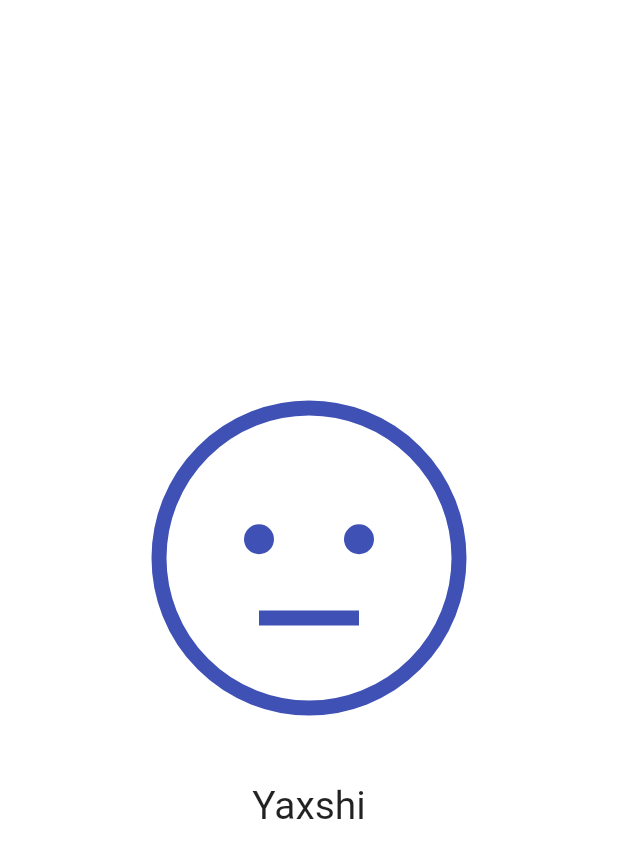
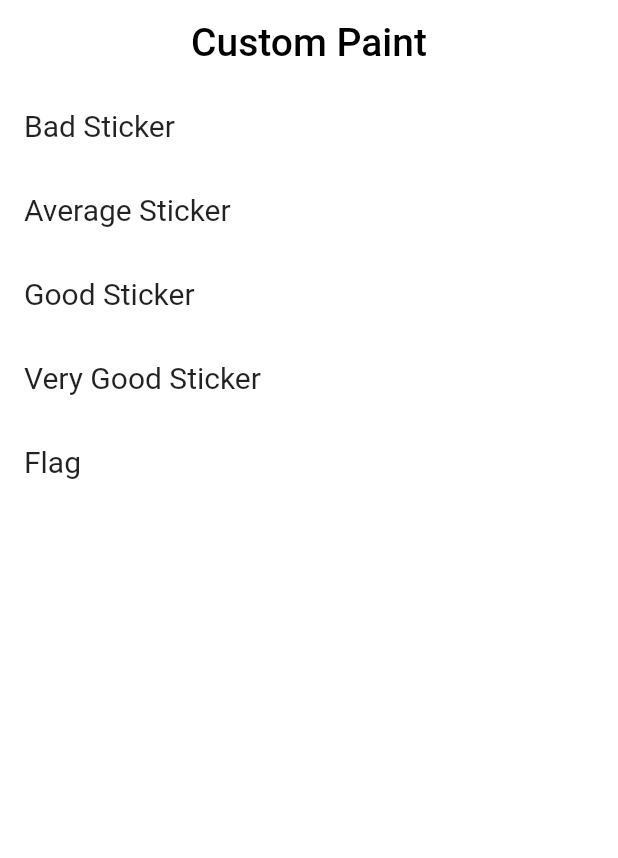
Before and after one commit to Abdumutalibovo/custom_paint_sample, a Flutter app: the screen it shows after launch, on a phone screen of 412 x 824 dp. Shown: the top 858 px of the screen. Run offline on Flutter 3.47's test engine with Material 2 defaults, Android fonts, the phone set to English and light mode, and no system bars.

Commit message:
project update

```diff
--- /dev/null
+++ b/lib/companents/constants/constants.dart
@@ -0,0 +1,6 @@
+const String homeRoute = '/';
+const String averageRouter = '/average_sticker';
+const String badRouter = '/bad_sticker';
+const String flagRouter = '/flag_sticker';
+const String goodRouter = '/good_sticker';
+const String veryGoodRouter = '/very_good_sticker';
--- /dev/null
+++ b/lib/companents/router/app_router.dart
@@ -0,0 +1,33 @@
+import 'package:custom_paint/presintation/emojies/bad_sticker.dart';
+import 'package:custom_paint/presintation/emojies/good_sticker.dart';
+import 'package:custom_paint/presintation/emojies/very_good_sticker.dart';
+import 'package:flutter/material.dart';
+import '../../presintation/emojies/average_sticker.dart';
+import '../../presintation/flag/flag_sticker.dart';
+import '../../presintation/home_page.dart';
+import '../constants/constants.dart';
+
+class AppRouter {
+  static Route<dynamic> generateRoute(RouteSettings settings) {
+    switch (settings.name) {
+      case homeRoute:
+        return MaterialPageRoute(builder: (_) => HomeScreen());
+      case averageRouter:
+        return MaterialPageRoute(builder: (_)=>AverageSticker());
+      case badRouter:
+        return MaterialPageRoute(builder: (_)=>BadSticker());
+      case flagRouter:
+        return MaterialPageRoute(builder: (_)=>FlagSticker());
+      case goodRouter:
+        return MaterialPageRoute(builder: (_)=>GoodSticker());
+      case veryGoodRouter:
+        return MaterialPageRoute(builder: (_)=>VeryGoodSticker());
+      default:
+        return MaterialPageRoute(
+            builder: (_) => Scaffold(
+              body: Center(
+                  child: Text('No route defined for ${settings.name}')),
+            ));
+    }
+  }
+}
--- a/lib/main.dart
+++ b/lib/main.dart
@@ -1,8 +1,6 @@
-import 'package:custom_paint/pages/average_sticker.dart';
-import 'package:custom_paint/pages/bad_sticker.dart';
-import 'package:custom_paint/pages/good_sticker.dart';
-import 'package:custom_paint/pages/very_good_sticker.dart';
 import 'package:flutter/material.dart';
+import 'companents/constants/constants.dart';
+import 'companents/router/app_router.dart';
 
 void main() {
   runApp(const MyApp());
@@ -19,7 +17,8 @@ class MyApp extends StatelessWidget {
       theme: ThemeData(
         primarySwatch: Colors.blue,
       ),
-     home: GoodSticker(),
+      onGenerateRoute: AppRouter.generateRoute,
+      initialRoute: homeRoute,
     );
   }
 }
--- a/lib/pages/bad_sticker.dart
+++ b/lib/presintation/emojies/bad_sticker.dart
@@ -6,6 +6,7 @@ class BadSticker extends StatelessWidget {
   @override
   Widget build(BuildContext context) {
     return Scaffold(
+      backgroundColor: Colors.white,
       body: SafeArea(
         child: Center(
           child: Column(
@@ -19,7 +20,7 @@ class BadSticker extends StatelessWidget {
                 ),
               ),
               SizedBox(height: 50,),
-              Text("O'rtacha",style: TextStyle(fontSize: 26),)
+              Text("Yomon",style: TextStyle(fontSize: 26),)
             ],
           ),
         ),
--- /dev/null
+++ b/lib/presintation/home_page.dart
@@ -0,0 +1,61 @@
+import 'package:flutter/material.dart';
+import '../companents/constants/constants.dart';
+
+class HomeScreen extends StatefulWidget {
+  const HomeScreen({Key? key}) : super(key: key);
+
+  @override
+  State<HomeScreen> createState() => _HomeScreenState();
+}
+
+class _HomeScreenState extends State<HomeScreen> {
+
+  @override
+  Widget build(BuildContext context) {
+    return Scaffold(
+      backgroundColor: Colors.white,
+      appBar: AppBar(
+        backgroundColor: Colors.white,
+        elevation: 0,
+        title: const Text("Custom Paint",style: TextStyle(color: Colors.black,fontSize: 26),),
+        centerTitle: true,
+      ),
+      body: SingleChildScrollView(
+        child: Column(
+          children: [
+            ListTile(
+              title: const Text("Bad Sticker",style: TextStyle(fontSize: 20)),
+              onTap: () {
+                Navigator.pushNamed(context, badRouter);
+              },
+            ),
+            ListTile(
+              title: const Text("Average Sticker",style: TextStyle(fontSize: 20)),
+              onTap: () {
+                Navigator.pushNamed(context, averageRouter);
+              },
+            ),
+            ListTile(
+              title: const Text("Good Sticker",style: TextStyle(fontSize: 20)),
+              onTap: () {
+                Navigator.pushNamed(context, goodRouter);
+              },
+            ),
+            ListTile(
+              title: const Text("Very Good Sticker",style: TextStyle(fontSize: 20)),
+              onTap: () {
+                Navigator.pushNamed(context, veryGoodRouter);
+              },
+            ),
+            ListTile(
+              title: const Text("Flag",style: TextStyle(fontSize: 20)),
+              onTap: () {
+                Navigator.pushNamed(context, flagRouter,);
+              },
+            ),
+          ],
+        ),
+      ),
+    );
+  }
+}
```
Also changed, not shown: lib/presintation/emojies/very_good_sticker.dart (renamed from lib/pages/very_good_sticker.dart, +4 -13 lines), lib/presintation/flag/flag_sticker.dart (added, +38 -0 lines), lib/pages/flag_sticker.dart (deleted), lib/presintation/emojies/average_sticker.dart (renamed from lib/pages/average_sticker.dart), lib/presintation/emojies/good_sticker.dart (renamed from lib/pages/good_sticker.dart), lib/presintation/emojies/lesson.dart (renamed from lib/pages/lesson.dart).
